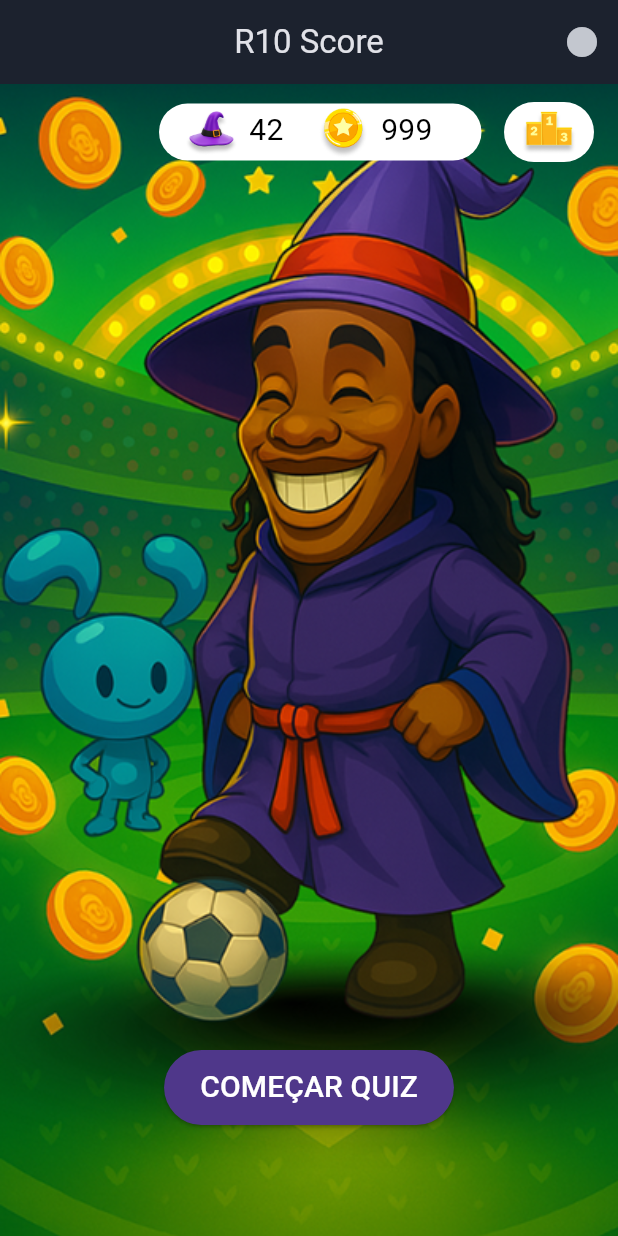
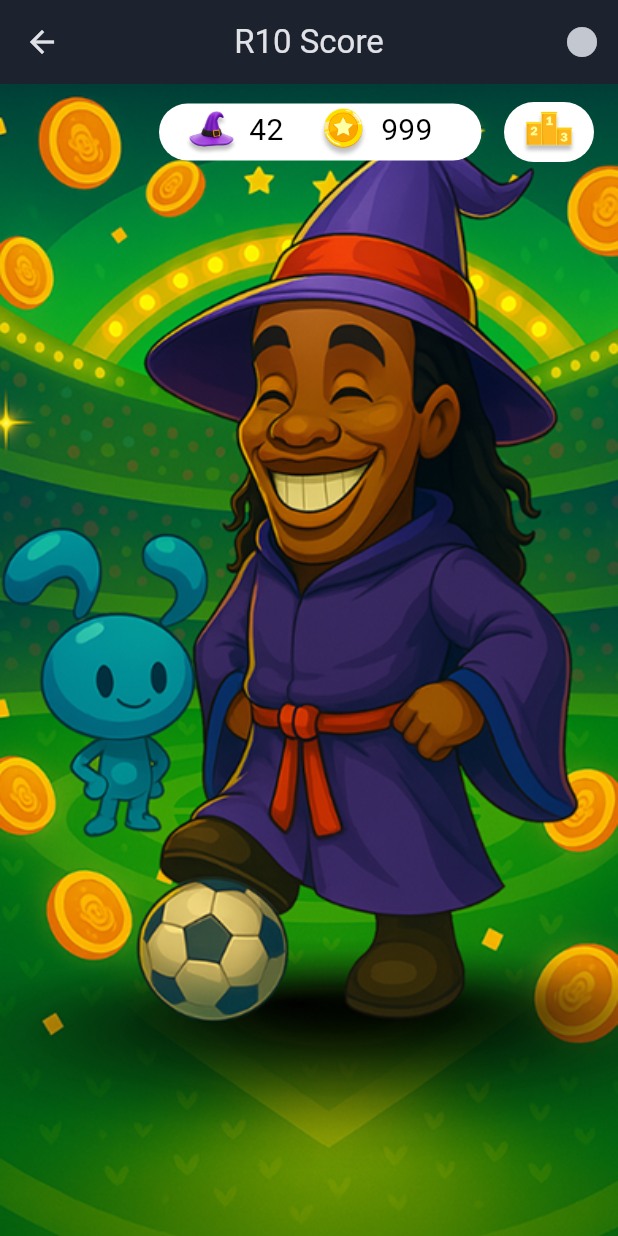
Before and after one commit to rodrigoblink172/r10_quiz, a Flutter app: the screen it shows after launch, after a tap on "COMEÇAR QUIZ", on a phone screen of 412 x 824 dp. Run offline on Flutter 3.47's test engine with Material 3 defaults, Android fonts, the phone set to English and light mode, and no system bars.

Commit message:
add navigate to quiz wheel and add screen wheel

```diff
--- a/lib/screens/home_screen.dart
+++ b/lib/screens/home_screen.dart
@@ -1,6 +1,7 @@
 import 'package:flutter/material.dart';
 import 'package:r10_quiz/widgets/header.dart';
 import 'package:r10_quiz/widgets/scoreHeader.dart';
+import 'package:r10_quiz/screens/quiz_weel_screen.dart';
 
 class Home extends StatelessWidget {
   const Home({Key? key}) : super(key: key);
@@ -41,7 +42,14 @@ class Home extends StatelessWidget {
                     ),
                     Container(
                       margin: const EdgeInsets.only(top: 580),
-                    child: ElevatedButton(onPressed: (){print('123');},
+                    child: ElevatedButton(onPressed: (){
+                      Navigator.push(
+                        context,
+                        MaterialPageRoute(
+                          builder: (context) => QuizWeelScreen(),
+                        ),
+                      );
+                    },
                     style: ElevatedButton.styleFrom(
                       backgroundColor: const Color.fromARGB(255, 79, 55, 138),
                       foregroundColor: Colors.white,
--- a/lib/screens/quiz_weel_screen.dart
+++ b/lib/screens/quiz_weel_screen.dart
@@ -0,0 +1,49 @@
+import 'package:flutter/material.dart';
+import 'package:r10_quiz/widgets/header.dart';
+import 'package:r10_quiz/widgets/scoreHeader.dart';
+
+class QuizWeelScreen extends StatelessWidget {
+  const QuizWeelScreen({Key? key}) : super(key: key);
+
+  @override
+  Widget build(BuildContext context) {
+    return Scaffold(
+      appBar: const AppHeader(title: 'R10 Score'),
+      body: Stack(
+        children: [
+          Positioned.fill(
+            child: Image.asset(
+              'assets/images/background_ronaldinho.png',
+              fit: BoxFit.cover,
+            ),
+          ),
+          SafeArea(
+            child: Padding(
+                padding: const EdgeInsets.symmetric(horizontal: 16),
+                child: Column(
+                  children: [
+                    const Align(
+                      alignment: Alignment.centerRight,
+                      child: Padding(
+                        padding: EdgeInsets.symmetric(vertical: 6),
+                        child: Row(
+                          mainAxisAlignment: MainAxisAlignment.end,
+                          children: [
+                            Align(
+                                alignment: Alignment.centerRight,
+                                child: Padding(
+                                  padding: EdgeInsets.symmetric(vertical: 6),
+                                  child: scoreHeader(),
+                                ))
+                          ],
+                        ),
+                      ),
+                    ),
+                  ],
+                )),
+          ),
+        ],
+      ),
+    );
+  }
+}
```
